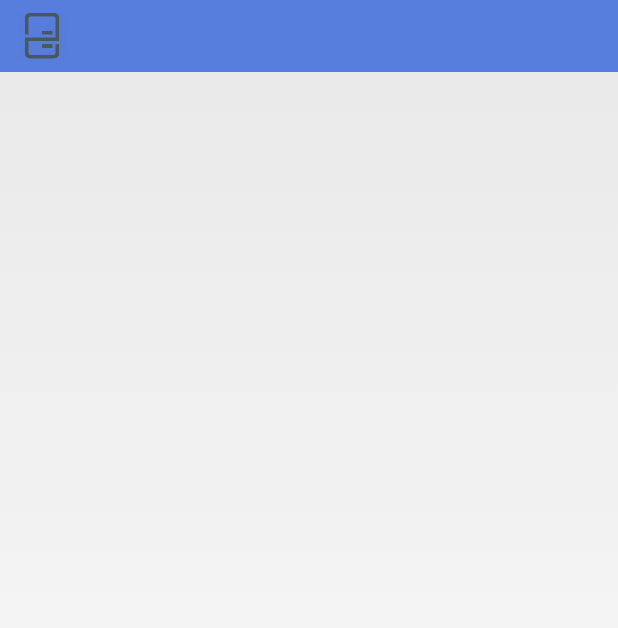
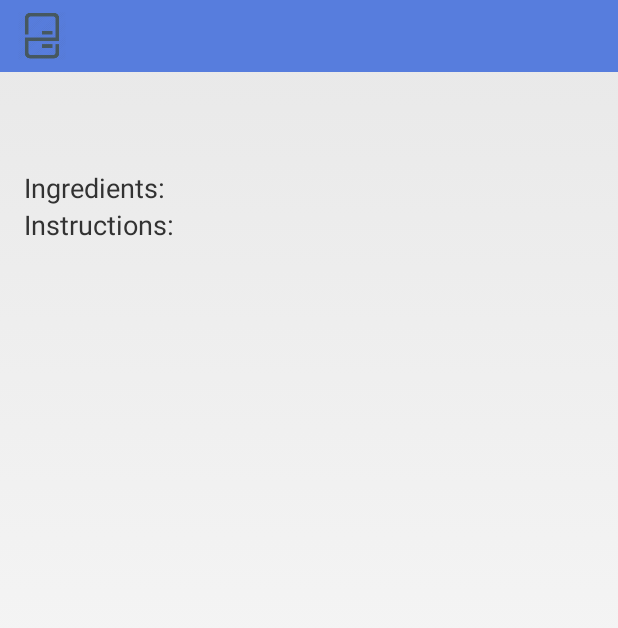
Before and after one commit to Justinvalcarcel/Fridge_Grabber, an Android app: the layout activity_recipe_details.xml on its own in the app's theme, with its tools: preview values and no code run, on a phone screen of 412 x 824 dp. Shown: the top 628 px of the screen. Run offline under Robolectric (Android 15) with nearby library versions, the phone set to English and light mode, and no system bars.

Commit message:
Made the layout for the recipe details a little bit prettier

```diff
--- a/FridgeGrabber/app/src/main/java/com/example/derekyu/fridgegrabber/Controller/FavoriteRecipeListActivity.java
+++ b/FridgeGrabber/app/src/main/java/com/example/derekyu/fridgegrabber/Controller/FavoriteRecipeListActivity.java
@@ -3,7 +3,6 @@ package com.example.derekyu.fridgegrabber.Controller;
 import android.app.Activity;
 import android.content.Intent;
 import android.os.Bundle;
-import android.support.v7.app.ActionBarActivity;
 import android.util.Log;
 import android.view.Menu;
 import android.view.MenuItem;
@@ -11,11 +10,9 @@ import android.view.View;
 import android.widget.AdapterView;
 import android.widget.ListView;
 
-import com.example.derekyu.fridgegrabber.Models.Ingredient;
 import com.example.derekyu.fridgegrabber.Models.Recipe;
 import com.example.derekyu.fridgegrabber.R;
 
-import java.util.ArrayList;
 import java.util.List;
 
 public class FavoriteRecipeListActivity extends Activity {
@@ -31,7 +28,7 @@ public class FavoriteRecipeListActivity extends Activity {
 
         //Uncomment this section if you want to have a test run
         /*
-        Ingredient ingredient = new Ingredient("Cheese","dairy","5","April 5");
+        Ingredient ingredient = new Ingredient("Cheese");
         ArrayList<Ingredient> inglist = new ArrayList<Ingredient>();
         inglist.add(ingredient);
         Recipe test = new Recipe("1","Tacos", "45 minutes", "Cook them!", "favorite", inglist);
--- a/FridgeGrabber/app/src/main/java/com/example/derekyu/fridgegrabber/Controller/RecipeDetails.java
+++ b/FridgeGrabber/app/src/main/java/com/example/derekyu/fridgegrabber/Controller/RecipeDetails.java
@@ -1,7 +1,7 @@
 package com.example.derekyu.fridgegrabber.Controller;
 
+import android.app.Activity;
 import android.os.Bundle;
-import android.support.v7.app.ActionBarActivity;
 import android.view.Menu;
 import android.view.MenuItem;
 import android.widget.ArrayAdapter;
@@ -16,7 +16,7 @@ import com.example.derekyu.fridgegrabber.R;
 import java.util.ArrayList;
 import java.util.List;
 
-public class RecipeDetails extends ActionBarActivity {
+public class RecipeDetails extends Activity {
 
     @Override
     protected void onCreate(Bundle savedInstanceState) {
@@ -30,11 +30,10 @@ public class RecipeDetails extends ActionBarActivity {
 
         Recipe recipe = db.getRecipe(intentRecipeID);
 
-        TextView recipeID = (TextView) this.findViewById(R.id.recipeID);
         TextView recipeName = (TextView) this.findViewById(R.id.recipeName);
         TextView recipeTime = (TextView) this.findViewById(R.id.recipeTime);
         TextView recipeInstructions = (TextView) this.findViewById(R.id.recipeInstructions);
-        recipeID.setText(intentRecipeID);
+
         recipeName.setText(recipe.getName());
         recipeTime.setText(recipe.getTime());
         recipeInstructions.setText(recipe.getInstructions());
@@ -49,9 +48,10 @@ public class RecipeDetails extends ActionBarActivity {
         //I had to convert it to an array because I wrote the Adapter as an Array Adapter
         //final Recipe[] ingredientArray = ingredientList.toArray(new Recipe[ingredientList.size()]);
 
-        ListAdapter ingredientAdapter = new ArrayAdapter<String>(this, android.R.layout.simple_list_item_1, ingredientNames);
+        ListAdapter ingredientAdapter = new ArrayAdapter<String>(this, android.R.layout.test_list_item, ingredientNames);
         //ListAdapter phone_adapt = new ArrayAdapter<String>(this, android.R.layout.simple_list_item_1,contact_phoneNo);
         ListView trip_list_view = (ListView) findViewById(R.id.ingredientList);
+        trip_list_view.setDividerHeight(0);
         trip_list_view.setAdapter(ingredientAdapter);
 
 
--- a/FridgeGrabber/app/src/main/res/layout/activity_recipe_details.xml
+++ b/FridgeGrabber/app/src/main/res/layout/activity_recipe_details.xml
@@ -6,32 +6,50 @@
     android:paddingBottom="@dimen/activity_vertical_margin"
     tools:context="com.example.derekyu.fridgegrabber.Controller.RecipeDetails">
 
-    <TextView android:id="@+id/recipeID"
-        android:layout_width="wrap_content"
-        android:layout_height="wrap_content" />
+
 
 
     <TextView android:id="@+id/recipeName"
         android:layout_width="wrap_content"
         android:layout_height="wrap_content"
-        android:layout_below="@id/recipeID"/>
+        android:layout_centerHorizontal="true"
+        android:textSize="22dp"/>
+
+    <TextView android:id="@+id/recipeTime"
+        android:layout_width="wrap_content"
+        android:layout_height="wrap_content"
+        android:layout_below="@id/recipeName"
+        android:layout_centerHorizontal="true"/>
+
+    <TextView android:id="@+id/ingredientsTag"
+        android:layout_width="wrap_content"
+        android:layout_height="wrap_content"
+        android:layout_below="@id/recipeTime"
+        android:text="Ingredients:"
+        android:textSize="18dp"
+        />
 
     <ListView
         android:id="@+id/ingredientList"
         android:layout_width="wrap_content"
         android:layout_height="wrap_content"
-        android:layout_below="@id/recipeName">
+        android:layout_below="@id/ingredientsTag">
     </ListView>
 
-    <TextView android:id="@+id/recipeTime"
+    <TextView android:id="@+id/instructionsTag"
         android:layout_width="wrap_content"
         android:layout_height="wrap_content"
-        android:layout_below="@id/ingredientList"/>
+        android:layout_below="@id/ingredientList"
+        android:text="Instructions:"
+        android:textSize="18dp"
+        />
+
+
 
     <TextView android:id="@+id/recipeInstructions"
         android:layout_width="wrap_content"
         android:layout_height="wrap_content"
-        android:layout_below="@id/recipeTime"/>
+        android:layout_below="@id/instructionsTag"/>
 
 
 
```
